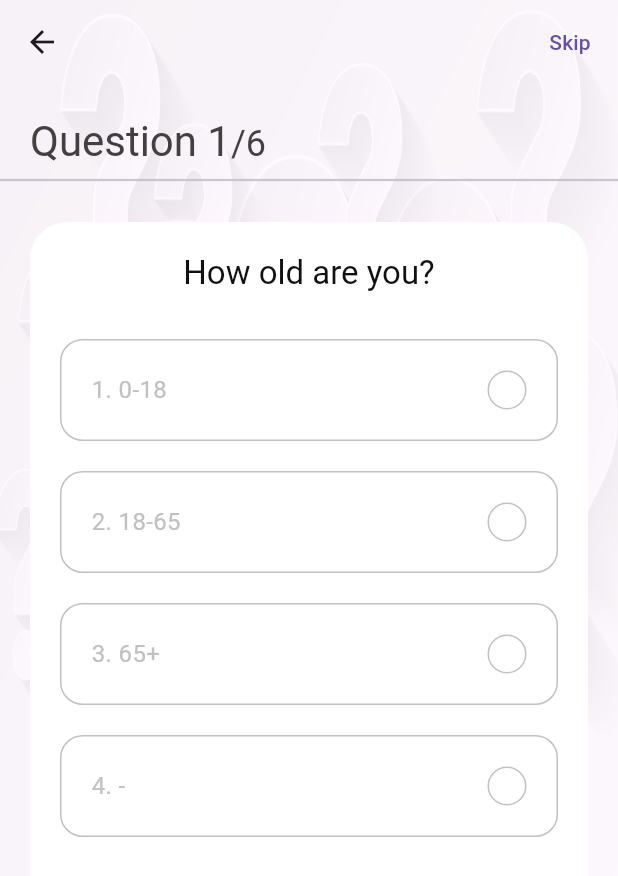
After one commit to bidur0123/DonorHub, a Flutter app: the QuizScreen screen opened directly, on a phone screen of 412 x 824 dp. The commit adds this screen. Shown: the top 876 px of the screen. Run offline on Flutter 3.47's test engine with Material 3 defaults, Android fonts, the phone set to English and light mode, and no system bars; our stand-ins replace fluttertoast, get.

Commit message:
quiz screen

```diff
--- a/lib/main.dart
+++ b/lib/main.dart
@@ -2,6 +2,7 @@ import 'package:donor_hub/handler/providers.dart';
 import 'package:donor_hub/screen/entering_screen/entering_page.dart';
 import 'package:flutter/material.dart';
 import 'package:provider/provider.dart';
+import 'package:get/get_navigation/src/root/get_material_app.dart';
 
 void main() {
   runApp(const MyApp());
@@ -14,15 +15,17 @@ class MyApp extends StatelessWidget {
   Widget build(BuildContext context) {
     return MultiProvider(
       providers: [
-        ChangeNotifierProvider(create: (_) => Providers()), // Replace 'CHANGE_ME' with the actual implementation of your Providers class
-        // Add other providers as needed
+        ChangeNotifierProvider(create: (_) => Providers()),
       ],
       child: MaterialApp(
+        debugShowCheckedModeBanner: false,
         theme: ThemeData(
           primarySwatch: Colors.red,
         ),
-        debugShowCheckedModeBanner: false,
-        home: const EnteringPage(),
+        home: const GetMaterialApp(
+          debugShowCheckedModeBanner: false,
+          home: EnteringPage(),
+        ),
       ),
     );
   }
--- /dev/null
+++ b/lib/screen/quiz/components/body.dart
@@ -0,0 +1,79 @@
+import 'package:donor_hub/controllers/question_controller.dart';
+import 'package:donor_hub/utils/constants.dart';
+import 'package:flutter/material.dart';
+import 'package:get/get.dart';
+
+import 'question_card.dart';
+
+class Body extends StatelessWidget {
+  const Body({
+    Key? key,
+  }) : super(key: key);
+
+  @override
+  Widget build(BuildContext context) {
+    // So that we have acccess our controller
+    QuestionController _questionController = Get.put(QuestionController());
+    return Stack(
+      children: [
+        Container(
+          width: double.infinity,
+          height: double.infinity,
+          decoration: const BoxDecoration(
+            image: DecorationImage(
+              opacity: .4,
+              image: AssetImage('assets/icons/bg.jpg'),
+              fit: BoxFit.fill,
+            ),
+          ),
+        ),
+        SafeArea(
+          child: Column(
+            crossAxisAlignment: CrossAxisAlignment.start,
+            children: [
+              const SizedBox(height: kDefaultPadding),
+              Padding(
+                padding:
+                    const EdgeInsets.symmetric(horizontal: kDefaultPadding),
+                child: Obx(
+                  () => Text.rich(
+                    TextSpan(
+                      text:
+                          "Question ${_questionController.questionNumber.value}",
+                      style: Theme.of(context)
+                          .textTheme
+                          .headlineMedium
+                          ?.copyWith(color: kSecondaryColor),
+                      children: [
+                        TextSpan(
+                          text: "/${_questionController.questions.length}",
+                          style: Theme.of(context)
+                              .textTheme
+                              .headlineSmall
+                              ?.copyWith(color: kSecondaryColor),
+                        ),
+                      ],
+                    ),
+                  ),
+                ),
+              ),
+              const Divider(thickness: 1.5),
+              const SizedBox(height: kDefaultPadding),
+              Expanded(
+                child: PageView.builder(
+                  // Block swipe to next qn
+                  physics: const NeverScrollableScrollPhysics(),
+                  controller: _questionController.pageController,
+                  onPageChanged: _questionController.updateTheQnNum,
+                  itemCount: _questionController.questions.length,
+                  itemBuilder: (context, index) => QuestionCard(
+                      question: _questionController.questions[index]),
+                ),
+              ),
+            ],
+          ),
+        )
+      ],
+    );
+  }
+}
--- /dev/null
+++ b/lib/screen/quiz/components/option.dart
@@ -0,0 +1,74 @@
+import 'package:donor_hub/controllers/question_controller.dart';
+import 'package:donor_hub/utils/constants.dart';
+import 'package:flutter/material.dart';
+import 'package:get/get_state_manager/get_state_manager.dart';
+
+class Option extends StatelessWidget {
+  const Option({
+    Key? key,
+    this.text,
+    this.index,
+    this.press,
+  }) : super(key: key);
+  final String? text;
+  final int? index;
+  final VoidCallback? press;
+
+  @override
+  Widget build(BuildContext context) {
+    return GetBuilder<QuestionController>(
+        init: QuestionController(),
+        builder: (qnController) {
+          Color getTheRightColor() {
+            if (qnController.isAnswered) {
+              if (index == qnController.correctAns) {
+                return kGreenColor;
+              } else if (index == qnController.selectedAns &&
+                  qnController.selectedAns != qnController.correctAns) {
+                return kRedColor;
+              }
+            }
+            return kGrayColor;
+          }
+
+          IconData getTheRightIcon() {
+            return getTheRightColor() == kRedColor ? Icons.close : Icons.done;
+          }
+
+          return InkWell(
+            onTap: press,
+            child: Container(
+              margin: const EdgeInsets.only(top: kDefaultPadding),
+              padding: const EdgeInsets.all(kDefaultPadding),
+              decoration: BoxDecoration(
+                border: Border.all(color: getTheRightColor()),
+                borderRadius: BorderRadius.circular(15),
+              ),
+              child: Row(
+                mainAxisAlignment: MainAxisAlignment.spaceBetween,
+                children: [
+                  Text(
+                    "${index! + 1}. $text",
+                    style: TextStyle(color: getTheRightColor(), fontSize: 16),
+                  ),
+                  Container(
+                    height: 26,
+                    width: 26,
+                    decoration: BoxDecoration(
+                      color: getTheRightColor() == kGrayColor
+                          ? Colors.transparent
+                          : getTheRightColor(),
+                      borderRadius: BorderRadius.circular(50),
+                      border: Border.all(color: getTheRightColor()),
+                    ),
+                    child: getTheRightColor() == kGrayColor
+                        ? null
+                        : Icon(getTheRightIcon(), size: 16),
+                  )
+                ],
+              ),
+            ),
+          );
+        });
+  }
+}
--- /dev/null
+++ b/lib/screen/quiz/components/question_card.dart
@@ -0,0 +1,48 @@
+import 'package:donor_hub/controllers/question_controller.dart';
+import 'package:donor_hub/handler/Questions.dart';
+import 'package:donor_hub/utils/constants.dart';
+import 'package:flutter/material.dart';
+import 'package:get/get.dart';
+import 'option.dart';
+
+class QuestionCard extends StatelessWidget {
+  const QuestionCard({
+    Key? key,
+    @required this.question,
+  }) : super(key: key);
+
+  final Question? question;
+
+  @override
+  Widget build(BuildContext context) {
+    QuestionController _controller = Get.put(QuestionController());
+    return Container(
+      margin: const EdgeInsets.symmetric(horizontal: kDefaultPadding),
+      padding: const EdgeInsets.all(kDefaultPadding),
+      decoration: BoxDecoration(
+        color: Colors.white,
+        borderRadius: BorderRadius.circular(25),
+      ),
+      child: Column(
+        children: [
+          Text(
+            question?.question ?? '',
+            style: Theme.of(context)
+                .textTheme
+                .titleLarge
+                ?.copyWith(color: kBlackColor),
+          ),
+          const SizedBox(height: kDefaultPadding / 2),
+          ...List.generate(
+            question?.options?.length ?? 0,
+            (index) => Option(
+              index: index,
+              text: question?.options![index],
+              press: () => _controller.checkAns(question!, index),
+            ),
+          ),
+        ],
+      ),
+    );
+  }
+}
--- /dev/null
+++ b/lib/screen/quiz/quiz_screen.dart
@@ -0,0 +1,28 @@
+import 'package:donor_hub/controllers/question_controller.dart';
+import 'package:flutter/material.dart';
+import 'package:get/get.dart';
+
+import 'components/body.dart';
+
+class QuizScreen extends StatelessWidget {
+  const QuizScreen({super.key});
+
+  @override
+  Widget build(BuildContext context) {
+    QuestionController _controller = Get.put(QuestionController());
+    return Scaffold(
+      extendBodyBehindAppBar: true,
+      appBar: AppBar(
+        backgroundColor: Colors.transparent,
+        elevation: 0,
+        actions: [
+          TextButton(
+              onPressed: _controller.nextQuestion,
+              child: const Text("Skip")
+          ),
+        ],
+      ),
+      body: const Body(),
+    );
+  }
+}
--- a/lib/screen/score/score_screen.dart
+++ b/lib/screen/score/score_screen.dart
@@ -24,8 +24,6 @@ class ScoreScreen extends StatelessWidget {
             decoration: const BoxDecoration(
               image: DecorationImage(
                 opacity: .4,
-
-                // colorFilter: new ColorFilter.mode(Colors.red.withOpacity(0.2), BlendMode.dstATop),
                 image: AssetImage('assets/icons/bg.jpg'),
                 fit: BoxFit.fill,
               ),
--- a/lib/screen/welcome/welcome_screen.dart
+++ b/lib/screen/welcome/welcome_screen.dart
@@ -1,6 +1,8 @@
 import 'package:donor_hub/screen/Drawer_screen/donor_drawer.dart';
+import 'package:donor_hub/screen/quiz/quiz_screen.dart';
 import 'package:donor_hub/utils/constants.dart';
 import 'package:flutter/material.dart';
+import 'package:get/get.dart';
 
 class TestStartingScreen extends StatelessWidget {
   const TestStartingScreen({super.key});
@@ -46,7 +48,7 @@ class TestStartingScreen extends StatelessWidget {
                       "A small preliminary test on whether it is suitable for donating blood for you, of course, other necessary procedures will be completed in the hospital. This is a test to speed up the process and keep you informed."),
                   const Spacer(),
                   InkWell(
-                  //      onTap: () => Get.to(() => QuizScreen()),
+                    onTap: () => Get.to(() => QuizScreen()),
                     child: Container(
                       width: double.infinity,
                       alignment: Alignment.center,
--- a/pubspec.yaml
+++ b/pubspec.yaml
@@ -39,6 +39,7 @@ dependencies:
   get: ^4.6.6
   fluttertoast: ^8.2.4
   http: ^1.1.2
+  flutter_svg: ^2.0.9
 
 dev_dependencies:
   flutter_test:
```
Also changed, not shown: pubspec.lock.
